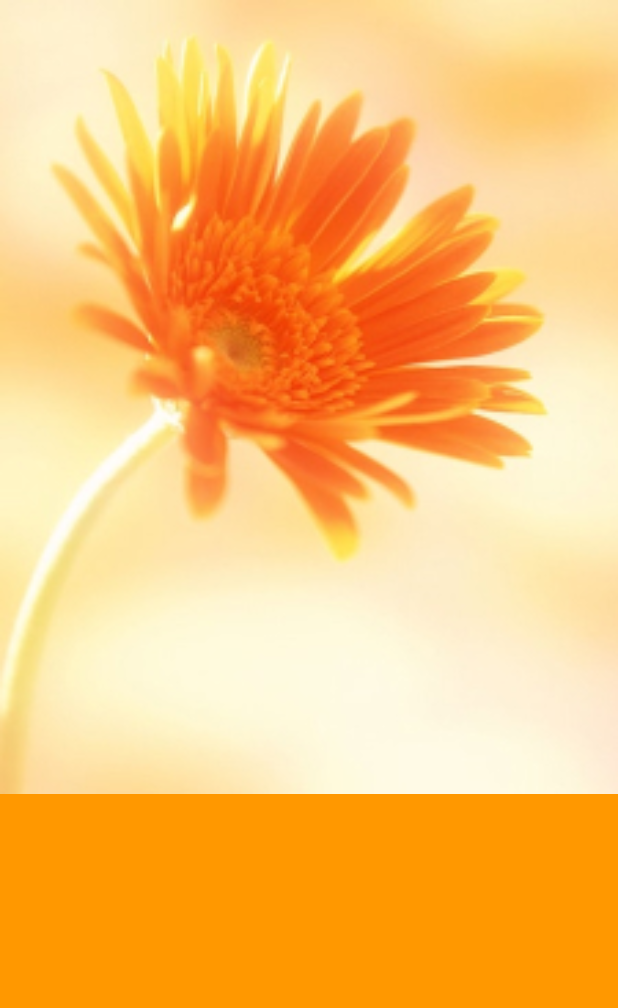
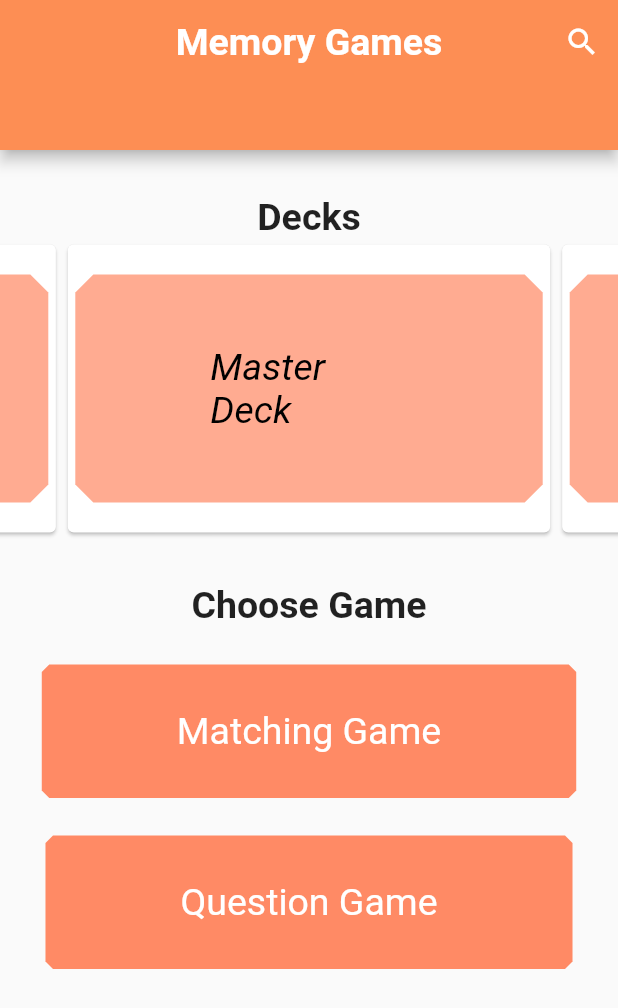
Before and after one commit to acm-projects/RememberMe, a Flutter app: the screen it shows after launch, on a phone screen of 412 x 824 dp. Shown: the top 1008 px of the screen. Run offline on Flutter 3.47's test engine with Material 2 defaults, Android fonts, the light colour scheme and no system bars; drawn by our look-alikes of carousel_slider; our stand-ins replace firebase_auth, firebase_core; accounts and stored records are empty.

Commit message:
Created drafted Memory Games Home Page (aka MemorySelect or Memory Game Selection)

```diff
--- /dev/null
+++ b/lib/Screens/MemorySelect.dart
@@ -0,0 +1,354 @@
+import 'package:flutter/cupertino.dart';
+import 'package:flutter/material.dart';
+import 'package:carousel_slider/carousel_slider.dart';
+
+//Note, pubspec.yaml has been changed to make this work
+//Also, I've had to use "flutter run --no-sound-null-safety" in the terminal
+//And then hot reload works by typing "r" in the terminal
+
+
+class MemorySelect extends StatefulWidget {
+  const MemorySelect({Key? key}) : super(key: key);
+
+  @override
+  State<MemorySelect> createState() => _MemorySelect();
+}
+
+
+class _MemorySelect extends State<MemorySelect> {
+  @override
+  Widget build(BuildContext context) {
+    return Scaffold(
+        appBar: PreferredSize(
+            preferredSize: Size.fromHeight(100.0),
+            child: AppBar(
+              title: Text('Memory Games'),
+              centerTitle: true,
+              titleTextStyle: TextStyle(
+                  fontSize: 25,
+                  fontWeight: FontWeight.bold
+              ),
+              backgroundColor: Color.fromARGB(255, 253, 142, 84),
+              actions: [
+                IconButton(
+                  onPressed: () {
+                    // method to show the search bar
+                    showSearch(
+                        context: context,
+                        // delegate to customize the search bar
+                        delegate: CustomSearchDelegate()
+                    );
+                  },
+                  icon: const Icon(Icons.search),
+                )
+              ],
+            )
+        ),
+        body: Column(
+          children: <Widget>[
+            Container(
+              margin: EdgeInsets.fromLTRB(0,30,0,0),
+              child: Text(
+                'Decks',
+                style: TextStyle(
+                    fontSize: 25,
+                    fontWeight: FontWeight.bold
+                ),
+              ),
+            ),
+
+            CarouselSlider(
+              options: CarouselOptions(
+                height: 200.0,
+                autoPlay: true,
+                autoPlayInterval: Duration(seconds: 3),
+                autoPlayAnimationDuration: Duration(milliseconds: 800),
+                autoPlayCurve: Curves.fastOutSlowIn,
+                pauseAutoPlayOnTouch: true,
+                aspectRatio: 2.0,
+                onPageChanged: (index, reason) {
+                  setState(() {
+                    _currentIndex = index;
+                  });
+                },
+              ),
+              items: cardList.map((card){
+                return Builder(
+                    builder:(BuildContext context){
+                      return Container(
+                        height: MediaQuery.of(context).size.height,
+                        width: MediaQuery.of(context).size.width,
+                        child: Card(
+                          color: Colors.white,
+                          child: card,
+                        ),
+                      );
+                    }
+                );
+              }).toList(),
+            ),
+
+
+            Container(
+              margin: EdgeInsets.fromLTRB(0,30,0,0),
+              child: Text(
+                'Choose Game',
+                style: TextStyle(
+                    fontSize: 25,
+                    fontWeight: FontWeight.bold
+                ),
+              ),
+            ),
+
+            Container(
+              margin: EdgeInsets.all(25),
+              child: TextButton(
+                child: Text('Matching Game'),
+                style: TextButton.styleFrom(
+                  primary: Colors.white,
+                  backgroundColor: Colors.deepOrange[300],
+                  onSurface: Colors.grey,
+                  padding: EdgeInsets.fromLTRB(90,30,90,30),
+                  shape: const BeveledRectangleBorder(borderRadius: BorderRadius.all(Radius.circular(5))),
+                  textStyle: TextStyle(
+                      fontSize: 25
+                  ),
+                ),
+                onPressed: () {
+                  print('Pressed');
+                },
+              ),
+            ),
+            Container(
+              margin: EdgeInsets.fromLTRB(25,0,25,0),
+              child: TextButton(
+
+                child: Text('Question Game'),
+                style: TextButton.styleFrom(
+                    primary: Colors.white,
+                    backgroundColor: Colors.deepOrange[300],
+                    onSurface: Colors.grey,
+                    padding: EdgeInsets.fromLTRB(90,30,90,30),
+                    shape: const BeveledRectangleBorder(borderRadius: BorderRadius.all(Radius.circular(5))),
+                    textStyle: TextStyle(
+                        fontSize: 25
+                    )
+                ),
+                onPressed: () {
+                  print('Pressed');
+                },
+              ),
+            ),
+
+
+          ],
+        )
+    );
+  }
+}
+
+int _currentIndex=0;
+List cardList=[
+  Item1(),
+  Item2(),
+  Item3(),
+  Item4()
+];
+List<T> map<T>(List list, Function handler) {
+  List<T> result = [];
+  for (var i = 0; i < list.length; i++) {
+    result.add(handler(i, list[i]));
+  }
+  return result;
+}
+
+class Item1 extends StatelessWidget {
+  const Item1({Key? key}) : super(key: key);
+  @override
+  Widget build(BuildContext context) {
+    return Container(
+      margin: EdgeInsets.fromLTRB(5,20,5,20),
+      child: TextButton(
+        child: Text('Master Deck'),
+        style: TextButton.styleFrom(
+            primary: Colors.black,
+            backgroundColor: Colors.deepOrange[200],
+            onSurface: Colors.grey,
+            padding: EdgeInsets.fromLTRB(90,30,90,30),
+            shape: const BeveledRectangleBorder(borderRadius: BorderRadius.all(Radius.circular(12))),
+            textStyle: TextStyle(
+                fontSize: 25,
+                fontStyle: FontStyle.italic
+            )
+        ),
+        onPressed: () {
+          print('Pressed');
+        },
+      ),
+    );
+  }
+}
+
+class Item2 extends StatelessWidget {
+  const Item2({Key? key}) : super(key: key);
+  @override
+  Widget build(BuildContext context) {
+    return Container(
+      margin: EdgeInsets.fromLTRB(5,20,5,20),
+      child: TextButton(
+        child: Text('Deck 1'),
+        style: TextButton.styleFrom(
+            primary: Colors.black,
+            backgroundColor: Colors.deepOrange[200],
+            onSurface: Colors.grey,
+            padding: EdgeInsets.fromLTRB(90,40,90,40),
+            shape: const BeveledRectangleBorder(borderRadius: BorderRadius.all(Radius.circular(12))),
+            textStyle: TextStyle(
+                fontSize: 25,
+                fontStyle: FontStyle.italic
+            )
+        ),
+        onPressed: () {
+          print('Pressed');
+        },
+      ),
+    );
+  }
+}
+
+class Item3 extends StatelessWidget {
+  const Item3({Key? key}) : super(key: key);
+  @override
+  Widget build(BuildContext context) {
+    return Container(
+      margin: EdgeInsets.fromLTRB(5,20,5,20),
+      child: TextButton(
+        child: Text('Deck 2'),
+        style: TextButton.styleFrom(
+            primary: Colors.black,
+            backgroundColor: Colors.deepOrange[200],
+            onSurface: Colors.grey,
+            padding: EdgeInsets.fromLTRB(90,40,90,40),
+            shape: const BeveledRectangleBorder(borderRadius: BorderRadius.all(Radius.circular(12))),
+            textStyle: TextStyle(
+                fontSize: 25,
+                fontStyle: FontStyle.italic
+            )
+        ),
+        onPressed: () {
+          print('Pressed');
+        },
+      ),
+    );
+  }
+}
+
+class Item4 extends StatelessWidget {
+  const Item4({Key? key}) : super(key: key);
+  @override
+  Widget build(BuildContext context) {
+    return Container(
+      margin: EdgeInsets.fromLTRB(5,20,5,20),
+      child: TextButton(
+        child: Text('Deck 3'),
+        style: TextButton.styleFrom(
+            primary: Colors.black,
+            backgroundColor: Colors.deepOrange[200],
+            onSurface: Colors.grey,
+            padding: EdgeInsets.fromLTRB(90,40,90,40),
+            shape: const BeveledRectangleBorder(borderRadius: BorderRadius.all(Radius.circular(12))),
+            textStyle: TextStyle(
+                fontSize: 25,
+                fontStyle: FontStyle.italic
+            )
+        ),
+        onPressed: () {
+          print('Pressed');
+        },
+      ),
+    );
+  }
+}
+
+
+
+
+class CustomSearchDelegate extends SearchDelegate {
+  // Demo list to show querying
+  List<String> searchTerms = [
+    "Apple",
+    "Banana",
+    "Mango",
+    "Pear",
+    "Watermelons",
+    "Blueberries",
+    "Pineapples",
+    "Strawberries"
+  ];
+
+  // first overwrite to
+  // clear the search text
+  @override
+  List<Widget>? buildActions(BuildContext context) {
+    return [
+      IconButton(
+        onPressed: () {
+          query = '';
+        },
+        icon: Icon(Icons.clear),
+      ),
+    ];
+  }
+
+  // second overwrite to pop out of search menu
+  @override
+  Widget? buildLeading(BuildContext context) {
+    return IconButton(
+      onPressed: () {
+        close(context, null);
+      },
+      icon: Icon(Icons.arrow_back),
+    );
+  }
+
+  // third overwrite to show query result
+  @override
+  Widget buildResults(BuildContext context) {
+    List<String> matchQuery = [];
+    for (var fruit in searchTerms) {
+      if (fruit.toLowerCase().contains(query.toLowerCase())) {
+        matchQuery.add(fruit);
+      }
+    }
+    return ListView.builder(
+      itemCount: matchQuery.length,
+      itemBuilder: (context, index) {
+        var result = matchQuery[index];
+        return ListTile(
+          title: Text(result),
+        );
+      },
+    );
+  }
+
+  // last overwrite to show the
+  // querying process at the runtime
+  @override
+  Widget buildSuggestions(BuildContext context) {
+    List<String> matchQuery = [];
+    for (var fruit in searchTerms) {
+      if (fruit.toLowerCase().contains(query.toLowerCase())) {
+        matchQuery.add(fruit);
+      }
+    }
+    return ListView.builder(
+      itemCount: matchQuery.length,
+      itemBuilder: (context, index) {
+        var result = matchQuery[index];
+        return ListTile(
+          title: Text(result),
+        );
+      },
+    );
+  }
+}
--- a/lib/main.dart
+++ b/lib/main.dart
@@ -2,6 +2,7 @@ import 'package:flutter/material.dart';
 import 'package:firebase_core/firebase_core.dart';
 import 'firebase_options.dart';
 import 'login-signup.dart';
+import 'Screens/MemorySelect.dart';
 
 void main() async {
   WidgetsFlutterBinding.ensureInitialized();
@@ -32,7 +33,7 @@ class MyApp extends StatelessWidget {
         // is not restarted.
         primarySwatch: Colors.blue,
       ),
-      home: LoginOptions(),
+      home: MemorySelect(),
     );
   }
 }
--- a/pubspec.yaml
+++ b/pubspec.yaml
@@ -39,6 +39,7 @@ dependencies:
   firebase_core: ^1.23.0
   cloud_firestore: ^3.4.9
   firebase_auth: ^3.11.0
+  carousel_slider: ^2.2.1
 
 dev_dependencies:
   flutter_test:
```
Also changed, not shown: pubspec.lock.
